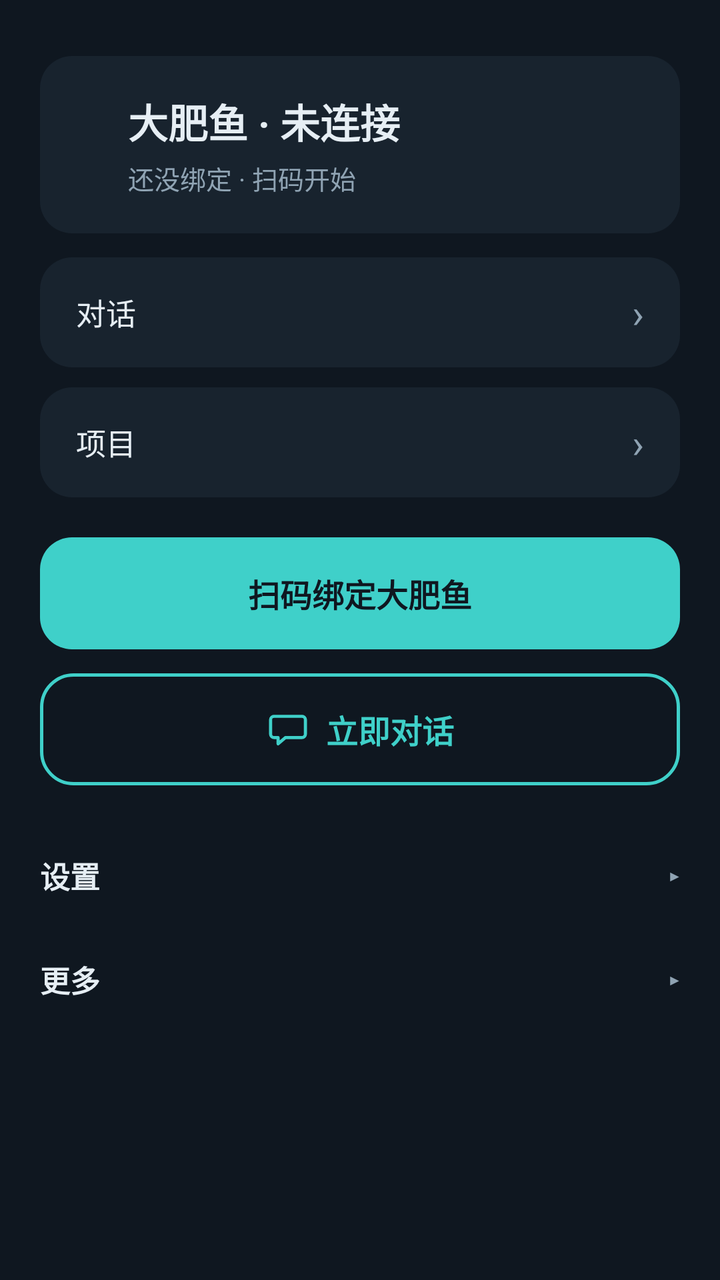
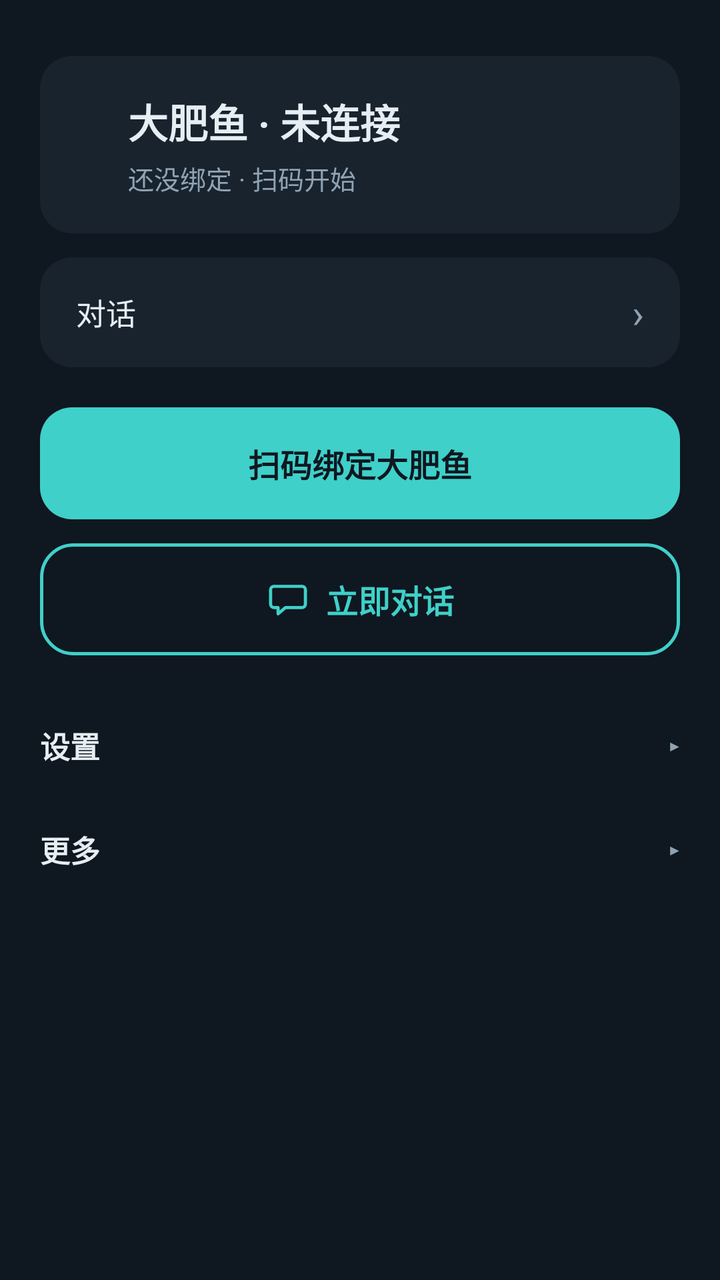

Two renders of the same Android screen: before a commit and after it. Below are the layout's source before the change and the commit's diff.
<!-- AndroidManifest.xml: application theme AppTheme -->
<!-- res/layout/activity_main.xml -->
<?xml version="1.0" encoding="utf-8"?>
<ScrollView xmlns:android="http://schemas.android.com/apk/res/android"
    android:id="@+id/rootScroll"
    android:layout_width="match_parent"
    android:layout_height="match_parent"
    android:background="@color/pet_bg"
    android:fillViewport="true">

    <LinearLayout
        android:layout_width="match_parent"
        android:layout_height="wrap_content"
        android:orientation="vertical"
        android:paddingStart="20dp"
        android:paddingTop="28dp"
        android:paddingEnd="20dp"
        android:paddingBottom="24dp">

        
        <LinearLayout
            android:layout_width="match_parent"
            android:layout_height="wrap_content"
            android:background="@drawable/bg_card"
            android:gravity="center_vertical"
            android:orientation="horizontal"
            android:padding="18dp">

            <View
                android:id="@+id/statusDot"
                android:layout_width="14dp"
                android:layout_height="14dp" />

            <LinearLayout
                android:layout_width="0dp"
                android:layout_height="wrap_content"
                android:layout_marginStart="12dp"
                android:layout_weight="1"
                android:orientation="vertical">

                <TextView
                    android:id="@+id/statusTitle"
                    android:layout_width="match_parent"
                    android:layout_height="wrap_content"
                    android:text="大肥鱼 · 未连接"
                    android:textColor="@color/pet_text"
                    android:textSize="20sp"
                    android:textStyle="bold" />

                <TextView
                    android:id="@+id/statusHost"
                    android:layout_width="match_parent"
                    android:layout_height="wrap_content"
                    android:layout_marginTop="4dp"
                    android:text="还没绑定 · 扫码开始"
                    android:textColor="@color/pet_text_dim"
                    android:textSize="13sp" />

                <TextView
                    android:id="@+id/statusProject"
                    android:layout_width="match_parent"
                    android:layout_height="wrap_content"
                    android:layout_marginTop="2dp"
                    android:textColor="@color/pet_accent"
                    android:textSize="13sp"
                    android:visibility="gone" />
            </LinearLayout>
        </LinearLayout>

        
        <LinearLayout
            android:id="@+id/historyRow"
            android:layout_width="match_parent"
            android:layout_height="wrap_content"
            android:layout_marginTop="12dp"
            android:background="@drawable/bg_card"
            android:clickable="true"
            android:focusable="true"
            android:gravity="center_vertical"
            android:orientation="horizontal"
            android:paddingStart="18dp"
            android:paddingTop="14dp"
            android:paddingEnd="18dp"
            android:paddingBottom="14dp">

            <TextView
                android:layout_width="0dp"
                android:layout_height="wrap_content"
                android:layout_weight="1"
                android:text="对话"
                android:textColor="@color/pet_text"
                android:textSize="15sp" />

            <TextView
                android:id="@+id/historyCount"
                android:layout_width="wrap_content"
                android:layout_height="wrap_content"
                android:layout_marginEnd="6dp"
                android:textColor="@color/pet_hint"
                android:textSize="13sp" />

            <TextView
                android:layout_width="wrap_content"
                android:layout_height="wrap_content"
                android:text="\u203a"
                android:textColor="@color/pet_text_dim"
                android:textSize="20sp" />
        </LinearLayout>

        
        <LinearLayout
            android:id="@+id/projectsRow"
            android:layout_width="match_parent"
            android:layout_height="wrap_content"
            android:layout_marginTop="10dp"
            android:background="@drawable/bg_card"
            android:clickable="true"
            android:focusable="true"
            android:gravity="center_vertical"
            android:orientation="horizontal"
            android:paddingStart="18dp"
            android:paddingTop="14dp"
            android:paddingEnd="18dp"
            android:paddingBottom="14dp">

            <TextView
                android:layout_width="0dp"
                android:layout_height="wrap_content"
                android:layout_weight="1"
                android:text="项目"
                android:textColor="@color/pet_text"
                android:textSize="15sp" />

            <TextView
                android:layout_width="wrap_content"
                android:layout_height="wrap_content"
                android:text="\u203a"
                android:textColor="@color/pet_text_dim"
                android:textSize="20sp" />
        </LinearLayout>

        <LinearLayout
            android:id="@+id/permBox"
            android:visibility="gone"
            android:layout_width="match_parent"
            android:layout_height="wrap_content"
            android:layout_marginTop="14dp"
            android:background="@drawable/bg_card"
            android:orientation="vertical">

            <TextView
            android:id="@+id/permOverlay"
            android:layout_width="match_parent"
            android:layout_height="wrap_content"
            android:clickable="true"
            android:focusable="true"
            android:padding="14dp"
            android:text="开启悬浮窗权限"
            android:textColor="@color/pet_text"
            android:textSize="13sp" />

            <TextView
            android:id="@+id/permMic"
            android:layout_width="match_parent"
            android:layout_height="wrap_content"
            android:clickable="true"
            android:focusable="true"
            android:padding="14dp"
            android:text="开启麦克风权限"
            android:textColor="@color/pet_text"
            android:textSize="13sp" />
        </LinearLayout>

        
        <Button
            android:id="@+id/scanBtn"
            android:layout_width="match_parent"
            android:layout_height="wrap_content"
                android:minHeight="56dp"
            android:layout_marginTop="20dp"
            android:background="@drawable/bg_btn_primary"
            android:stateListAnimator="@null"
            android:text="扫码绑定大肥鱼"
            android:textAllCaps="false"
            android:textColor="@color/pet_bg"
            android:textSize="16sp"
            android:textStyle="bold" />

        <LinearLayout
            android:id="@+id/launchBtn"
            android:layout_width="match_parent"
            android:layout_height="wrap_content"
            android:layout_marginTop="12dp"
            android:background="@drawable/bg_btn_outline"
            android:clickable="true"
            android:focusable="true"
            android:gravity="center"
            android:minHeight="56dp"
            android:orientation="horizontal"
            android:paddingLeft="18dp"
            android:paddingRight="18dp">

            <ImageView
                android:layout_width="22dp"
                android:layout_height="22dp"
                android:contentDescription="@null"
                android:src="@drawable/ic_chat"
                android:tint="@color/pet_accent" />

            <TextView
                android:layout_width="wrap_content"
                android:layout_height="wrap_content"
                android:layout_marginStart="8dp"
                android:text="立即对话"
                android:textColor="@color/pet_accent"
                android:textSize="16sp"
                android:textStyle="bold" />
        </LinearLayout>

        
        <LinearLayout
            android:id="@+id/settingsHeader"
            android:layout_width="match_parent"
            android:layout_height="wrap_content"
            android:layout_marginTop="22dp"
            android:clickable="true"
            android:focusable="true"
            android:gravity="center_vertical"
            android:orientation="horizontal"
            android:paddingTop="12dp"
            android:paddingBottom="12dp">

            <TextView
                android:layout_width="0dp"
                android:layout_height="wrap_content"
                android:layout_weight="1"
                android:text="设置"
                android:textColor="@color/pet_text"
                android:textSize="15sp"
                android:textStyle="bold" />

            <TextView
                android:id="@+id/settingsArrow"
                android:layout_width="wrap_content"
                android:layout_height="wrap_content"
                android:text="▸"
                android:textColor="@color/pet_text_dim"
                android:textSize="15sp" />
        </LinearLayout>

        <LinearLayout
            android:id="@+id/settingsBody"
            android:layout_width="match_parent"
            android:layout_height="wrap_content"
            android:orientation="vertical"
            android:visibility="gone">

            <TextView
                android:layout_width="match_parent"
                android:layout_height="wrap_content"
                android:text="音色"
                android:textColor="@color/pet_text_dim"
                android:textSize="13sp" />

            <Spinner
                android:id="@+id/presetSpinner"
                android:layout_width="match_parent"
                android:layout_height="wrap_content"
                android:minHeight="48dp"
                android:layout_marginTop="6dp"
                android:background="@drawable/bg_input"
                android:paddingStart="12dp"
                android:paddingEnd="12dp" />

            <TextView
                android:layout_width="match_parent"
                android:layout_height="wrap_content"
                android:layout_marginTop="14dp"
                android:text="称呼"
                android:textColor="@color/pet_text_dim"
                android:textSize="13sp" />

            <EditText
                android:id="@+id/wakeNameInput"
                android:layout_width="match_parent"
                android:layout_height="wrap_content"
                android:minHeight="48dp"
                android:layout_marginTop="6dp"
                android:background="@drawable/bg_input"
                android:hint="大肥鱼"
                android:inputType="textPersonName"
                android:maxLength="4"
                android:maxLines="1"
                android:paddingStart="12dp"
                android:paddingEnd="12dp"
                android:textColor="@color/pet_text"
                android:textColorHint="@color/pet_hint"
                android:textSize="14sp" />

            <TextView
                android:layout_width="match_parent"
                android:layout_height="wrap_content"
                android:layout_marginTop="14dp"
                android:text="精灵大小"
                android:textColor="@color/pet_text_dim"
                android:textSize="13sp" />

            <Spinner
                android:id="@+id/spriteSpinner"
                android:layout_width="match_parent"
                android:layout_height="wrap_content"
                android:minHeight="48dp"
                android:layout_marginTop="6dp"
                android:background="@drawable/bg_input"
                android:paddingStart="12dp"
                android:paddingEnd="12dp" />

            <TextView
                android:layout_width="match_parent"
                android:layout_height="wrap_content"
                android:layout_marginTop="14dp"
                android:text="形象"
                android:textColor="@color/pet_text_dim"
                android:textSize="13sp" />

            <Spinner
                android:id="@+id/outfitSpinner"
                android:layout_width="match_parent"
                android:layout_height="wrap_content"
                android:minHeight="48dp"
                android:layout_marginTop="6dp"
                android:background="@drawable/bg_input"
                android:paddingStart="12dp"
                android:paddingEnd="12dp" />

            <LinearLayout
                android:id="@+id/displayModeRow"
                android:layout_width="match_parent"
                android:layout_height="wrap_content"
                android:layout_marginTop="14dp"
                android:background="@drawable/bg_input"
                android:clickable="true"
                android:focusable="true"
                android:orientation="vertical"
                android:paddingStart="12dp"
                android:paddingTop="10dp"
                android:paddingEnd="12dp"
                android:paddingBottom="10dp">

                <TextView
                    android:layout_width="match_parent"
                    android:layout_height="wrap_content"
                    android:text="显示方式"
                    android:textColor="@color/pet_text"
                    android:textSize="14sp" />

                <TextView
                    android:id="@+id/displayModeValue"
                    android:layout_width="match_parent"
                    android:layout_height="wrap_content"
                    android:layout_marginTop="2dp"
                    android:textColor="@color/pet_hint"
                    android:textSize="12sp" />
            </LinearLayout>

            <TextView
                android:layout_width="match_parent"
                android:layout_height="wrap_content"
                android:layout_marginTop="14dp"
                android:text="电脑地址"
                android:textColor="@color/pet_text_dim"
                android:textSize="13sp" />

            <EditText
                android:id="@+id/hostInput"
                android:layout_width="match_parent"
                android:layout_height="wrap_content"
                android:minHeight="48dp"
                android:layout_marginTop="6dp"
                android:background="@drawable/bg_input"
                android:hint="https://电脑地址:8443/"
                android:inputType="textUri"
                android:maxLines="1"
                android:paddingStart="12dp"
                android:paddingEnd="12dp"
                android:textColor="@color/pet_text"
                android:textColorHint="@color/pet_hint"
                android:textSize="13sp" />

            <TextView
                android:layout_width="match_parent"
                android:layout_height="wrap_content"
                android:layout_marginTop="4dp"
                android:text=""
                android:visibility="gone"
                android:textColor="@color/pet_hint"
                android:textSize="13sp" />

            <CheckBox
                android:id="@+id/wakeCheck"
                android:layout_width="match_parent"
                android:layout_height="wrap_content"
                android:layout_marginTop="8dp"
                android:buttonTint="@color/pet_accent"
                android:text="常听唤醒（叫名字就应）"
                android:textColor="@color/pet_text"
                android:textSize="13sp" />

            <TextView
                android:id="@+id/wakeHint"
                android:layout_width="match_parent"
                android:layout_height="wrap_content"
                android:layout_marginTop="2dp"
                android:layout_marginStart="12dp"
                android:text=""
                android:visibility="gone"
                android:textColor="@color/pet_hint"
                android:textSize="12sp" />


            <Button
                android:id="@+id/saveBtn"
                android:layout_width="match_parent"
                android:layout_height="wrap_content"
                android:minHeight="48dp"
                android:layout_marginTop="12dp"
                android:background="@drawable/bg_btn_primary"
                android:stateListAnimator="@null"
                android:text="保存设置"
                android:textAllCaps="false"
                android:textColor="@color/pet_bg"
                android:textSize="14sp"
                android:textStyle="bold" />
        </LinearLayout>

        
        <LinearLayout
            android:id="@+id/moreHeader"
            android:layout_width="match_parent"
            android:layout_height="wrap_content"
            android:layout_marginTop="6dp"
            android:clickable="true"
            android:focusable="true"
            android:gravity="center_vertical"
            android:orientation="horizontal"
            android:paddingTop="12dp"
            android:paddingBottom="12dp">

            <TextView
                android:layout_width="0dp"
                android:layout_height="wrap_content"
                android:layout_weight="1"
                android:text="更多"
                android:textColor="@color/pet_text"
                android:textSize="15sp"
                android:textStyle="bold" />

            <TextView
                android:id="@+id/moreArrow"
                android:layout_width="wrap_content"
                android:layout_height="wrap_content"
                android:text="▸"
                android:textColor="@color/pet_text_dim"
                android:textSize="15sp" />
        </LinearLayout>

        <LinearLayout
            android:id="@+id/moreBody"
            android:layout_width="match_parent"
            android:layout_height="wrap_content"
            android:orientation="vertical"
            android:visibility="gone">

                        

            

            <CheckBox
                android:id="@+id/autoStartCheck"
                android:layout_width="match_parent"
                android:layout_height="wrap_content"
                android:layout_marginTop="8dp"
                android:buttonTint="@color/pet_accent"
                android:text="开机自启"
                android:textColor="@color/pet_text"
                android:textSize="13sp" />

            <CheckBox
                android:id="@+id/bubbleCheck"
                android:layout_width="match_parent"
                android:layout_height="wrap_content"
                android:buttonTint="@color/pet_accent"
                android:text="气泡"
                android:textColor="@color/pet_text"
                android:textSize="13sp" />

            <Button
                android:id="@+id/permBtn"
                android:layout_width="match_parent"
                android:layout_height="wrap_content"
                android:layout_marginTop="8dp"
                android:minHeight="44dp"
                android:background="@drawable/bg_btn_ghost"
                android:stateListAnimator="@null"
                android:text="去授权"
                android:textAllCaps="false"
                android:textColor="@color/pet_accent"
                android:textSize="13sp" />

            <Button
                android:id="@+id/stopBtn"
                android:layout_width="match_parent"
                android:layout_height="wrap_content"
                android:minHeight="44dp"
                android:layout_marginTop="8dp"
                android:background="@drawable/bg_btn_ghost"
                android:stateListAnimator="@null"
                android:text="退出"
                android:textAllCaps="false"
                android:textColor="@color/pet_text_dim"
                android:textSize="13sp" />

            

            <Button
                android:id="@+id/diagBtn"
                android:layout_width="match_parent"
                android:layout_height="wrap_content"
                android:minHeight="44dp"
                android:layout_marginTop="8dp"
                android:background="@drawable/bg_btn_ghost"
                android:stateListAnimator="@null"
                android:text="诊断"
                android:textAllCaps="false"
                android:textColor="@color/pet_accent"
                android:textSize="13sp" />

            <Button
                android:id="@+id/scanAgainBtn"
                android:layout_width="match_parent"
                android:layout_height="wrap_content"
                android:layout_marginTop="8dp"
                android:background="@drawable/bg_btn_ghost"
                android:minHeight="44dp"
                android:stateListAnimator="@null"
                android:text="重新扫码"
                android:textAllCaps="false"
                android:textColor="@color/pet_accent"
                android:textSize="13sp" />

            <Button
                android:id="@+id/checkUpdateBtn"
                android:layout_width="match_parent"
                android:layout_height="wrap_content"
                android:minHeight="44dp"
                android:layout_marginTop="8dp"
                android:background="@drawable/bg_btn_ghost"
                android:stateListAnimator="@null"
                android:text="检查更新"
                android:textAllCaps="false"
                android:textColor="@color/pet_accent"
                android:textSize="13sp" />

            <TextView
                android:id="@+id/updateState"
                android:layout_width="match_parent"
                android:layout_height="wrap_content"
                android:layout_marginTop="6dp"
                android:textColor="@color/pet_hint"
                android:textSize="12sp" />


            <LinearLayout
                android:id="@+id/updateRow"
                android:layout_width="match_parent"
                android:layout_height="wrap_content"
                android:layout_marginTop="8dp"
                android:background="@drawable/bg_btn_outline"
                android:gravity="center_vertical"
                android:orientation="horizontal"
                android:padding="12dp"
                android:visibility="gone">

                <TextView
                    android:id="@+id/updateRowText"
                    android:layout_width="0dp"
                    android:layout_height="wrap_content"
                    android:layout_weight="1"
                    android:text="有新版本"
                    android:textColor="@color/pet_accent"
                    android:textSize="13sp" />

                <TextView
                    android:layout_width="wrap_content"
                    android:layout_height="wrap_content"
                    android:text="\u203a"
                    android:textColor="@color/pet_accent"
                    android:textSize="16sp" />
            </LinearLayout>


            <TextView
                android:id="@+id/report"
                android:layout_width="match_parent"
                android:layout_height="wrap_content"
                android:layout_marginTop="14dp"
                android:background="@drawable/bg_card"
                android:padding="12dp"
                android:textColor="@color/pet_text_dim"
                android:textIsSelectable="true"
                android:textSize="12sp"
                android:visibility="gone" />
        </LinearLayout>

    </LinearLayout>
</ScrollView>
<!-- resources referenced by this layout -->
<resources>
  <color name="pet_accent">#3FD0C9</color>
  <color name="pet_bg">#0F1720</color>
  <color name="pet_hint">#6B7C8C</color>
  <color name="pet_text">#E6EEF4</color>
  <color name="pet_text_dim">#8FA3B3</color>
  <!-- drawable bg_btn_ghost (drawable) -->
  <?xml version="1.0" encoding="utf-8"?>
  <ripple xmlns:android="http://schemas.android.com/apk/res/android"
      android:color="#33FFFFFF">
      <item>
          <shape android:shape="rectangle">
              <corners android:radius="12dp" />
              <solid android:color="@color/pet_hint_bg" />
          </shape>
      </item>
  </ripple>
  <!-- drawable bg_btn_outline (drawable) -->
  <?xml version="1.0" encoding="utf-8"?>
  <ripple xmlns:android="http://schemas.android.com/apk/res/android"
      android:color="#333FD0C9">
      <item>
          <shape android:shape="rectangle">
              <corners android:radius="16dp" />
              <solid android:color="@color/pet_bg" />
              <stroke
                  android:width="1.5dp"
                  android:color="@color/pet_accent" />
          </shape>
      </item>
  </ripple>
  <!-- drawable bg_btn_primary (drawable) -->
  <?xml version="1.0" encoding="utf-8"?>
  <ripple xmlns:android="http://schemas.android.com/apk/res/android"
      android:color="#4DFFFFFF">
      <item>
          <shape android:shape="rectangle">
              <corners android:radius="16dp" />
              <solid android:color="@color/pet_accent" />
          </shape>
      </item>
  </ripple>
  <!-- drawable bg_card (drawable) -->
  <?xml version="1.0" encoding="utf-8"?>
  <shape xmlns:android="http://schemas.android.com/apk/res/android"
      android:shape="rectangle">
      <corners android:radius="16dp" />
      <solid android:color="@color/pet_surface" />
  </shape>
  <!-- drawable bg_input (drawable) -->
  <?xml version="1.0" encoding="utf-8"?>
  <shape xmlns:android="http://schemas.android.com/apk/res/android"
      android:shape="rectangle">
      <corners android:radius="10dp" />
      <solid android:color="@color/pet_bg" />
      <stroke
          android:width="1dp"
          android:color="@color/pet_line" />
  </shape>
  <!-- drawable ic_chat (drawable) -->
  <?xml version="1.0" encoding="utf-8"?>
  <vector xmlns:android="http://schemas.android.com/apk/res/android"
      android:width="22dp"
      android:height="22dp"
      android:viewportWidth="24"
      android:viewportHeight="24">
      <path
          android:fillColor="#00000000"
          android:pathData="M4.4,4.9L19.6,4.9A1.9,1.9 0 0 1 21.5,6.8L21.5,14.6A1.9,1.9 0 0 1 19.6,16.5L10.6,16.5L6.6,19.9L6.6,16.5L4.4,16.5A1.9,1.9 0 0 1 2.5,14.6L2.5,6.8A1.9,1.9 0 0 1 4.4,4.9Z"
          android:strokeColor="#FF000000"
          android:strokeLineCap="round"
          android:strokeLineJoin="round"
          android:strokeWidth="1.7" />
  </vector>
  <style name="AppTheme" parent="@android:style/Theme.Material.NoActionBar">
          <item name="android:windowBackground">#06131F</item>
          <item name="android:colorAccent">#7ADAFF</item>
          <item name="android:statusBarColor">#06131F</item>
          <item name="android:navigationBarColor">#06131F</item>
      </style>
  <color name="pet_hint_bg">#22303D</color>
  <color name="pet_surface">#18232E</color>
  <color name="pet_line">#2C3B49</color>
</resources>

<!-- the commit's change to res/layout/activity_main.xml (unified diff, before → after) -->
@@ -105,38 +105,6 @@
                 android:textSize="20sp" />
         </LinearLayout>
 
-        
-        <LinearLayout
-            android:id="@+id/projectsRow"
-            android:layout_width="match_parent"
-            android:layout_height="wrap_content"
-            android:layout_marginTop="10dp"
-            android:background="@drawable/bg_card"
-            android:clickable="true"
-            android:focusable="true"
-            android:gravity="center_vertical"
-            android:orientation="horizontal"
-            android:paddingStart="18dp"
-            android:paddingTop="14dp"
-            android:paddingEnd="18dp"
-            android:paddingBottom="14dp">
-
-            <TextView
-                android:layout_width="0dp"
-                android:layout_height="wrap_content"
-                android:layout_weight="1"
-                android:text="项目"
-                android:textColor="@color/pet_text"
-                android:textSize="15sp" />
-
-            <TextView
-                android:layout_width="wrap_content"
-                android:layout_height="wrap_content"
-                android:text="\u203a"
-                android:textColor="@color/pet_text_dim"
-                android:textSize="20sp" />
-        </LinearLayout>
-
         <LinearLayout
             android:id="@+id/permBox"
             android:visibility="gone"
